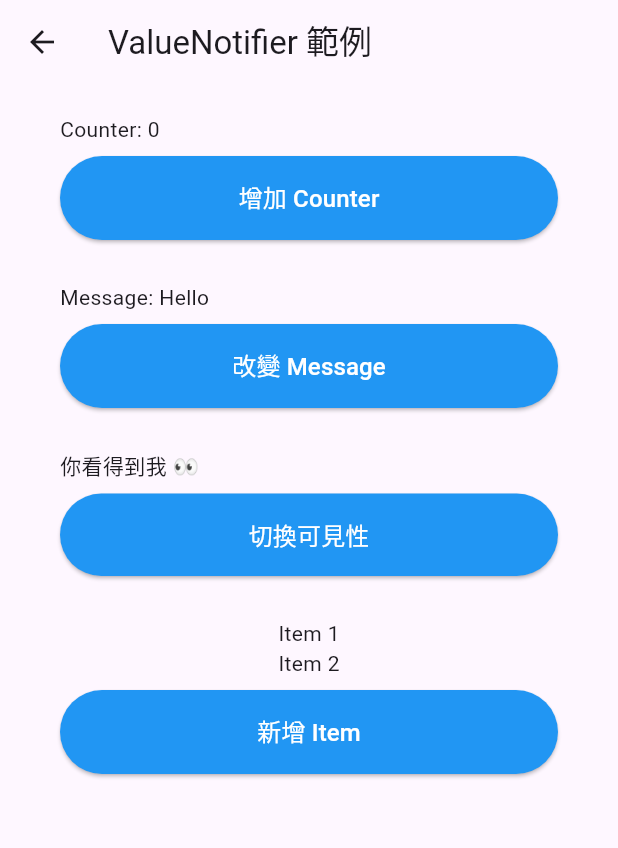
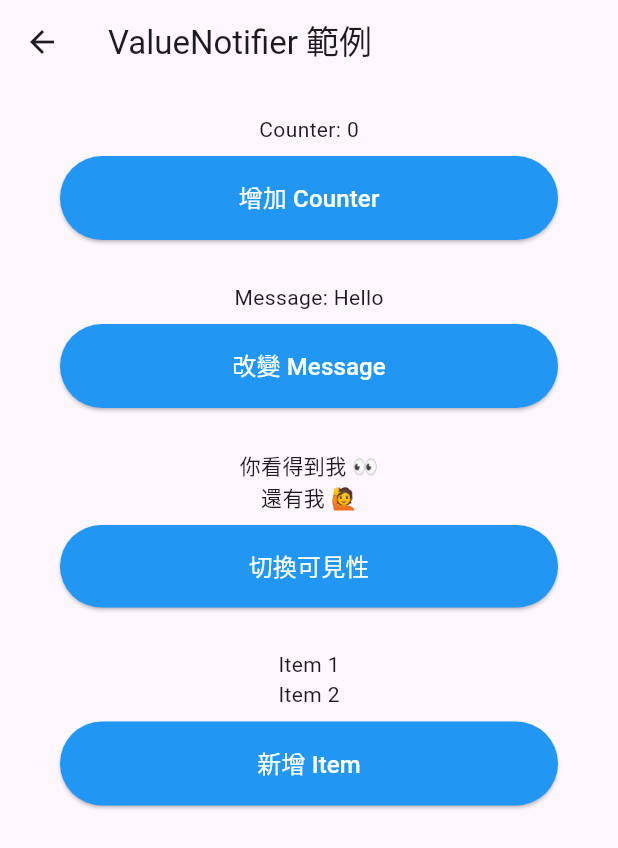
Before and after one commit to cccsdxtw/test_flutter_tips, a Flutter app: the ValueNotifierExample screen opened directly, on a phone screen of 412 x 824 dp. Shown: the top 848 px of the screen. Run offline on Flutter 3.47's test engine with Material 3 defaults, Android fonts, the phone set to English and light mode, and no system bars; our stand-ins replace get, logger.

Commit message:
ValueNotifierExample UI優化

```diff
--- a/lib/tips/value_notifier_example.dart
+++ b/lib/tips/value_notifier_example.dart
@@ -1,8 +1,7 @@
 import 'package:flutter/material.dart';
-import 'package:logger/logger.dart';
 import 'package:test_flutter_tips/element/tip_button.dart';
 
-final logger = Logger();
+import '../globals_debug.dart';
 
 class ValueNotifierExample extends StatelessWidget {
   ValueNotifierExample({super.key});
@@ -11,7 +10,7 @@ class ValueNotifierExample extends StatelessWidget {
   final ValueNotifier<String> message = ValueNotifier<String>("Hello");
   final ValueNotifier<bool> isVisible = ValueNotifier<bool>(true);
   final ValueNotifier<List<String>> items =
-      ValueNotifier<List<String>>(["Item 1", "Item 2"]);
+  ValueNotifier<List<String>>(["Item 1", "Item 2"]);
 
   @override
   Widget build(BuildContext context) {
@@ -26,7 +25,11 @@ class ValueNotifierExample extends StatelessWidget {
             valueListenable: counter,
             builder: (_, value, __) {
               logger.e("🔁 counter build: $value");
-              return Text("Counter: $value");
+              return Column(
+                mainAxisSize: MainAxisSize.min,
+                crossAxisAlignment: CrossAxisAlignment.center, // 置中
+                children:[Text("Counter: $value"),]
+              );
             },
           ),
           TipButton(
@@ -38,7 +41,11 @@ class ValueNotifierExample extends StatelessWidget {
             valueListenable: message,
             builder: (_, value, __) {
               logger.e("🔁 message build: $value");
-              return Text("Message: $value");
+              return Column(
+                mainAxisSize: MainAxisSize.min,
+                crossAxisAlignment: CrossAxisAlignment.center, // 置中
+                children: [Text("Message: $value")],
+              );
             },
           ),
           TipButton(
@@ -52,7 +59,14 @@ class ValueNotifierExample extends StatelessWidget {
               logger.e("🔁 isVisible build: $value");
               return Visibility(
                 visible: value,
-                child: const Text("你看得到我 👀"),
+                child: Column(
+                  mainAxisSize: MainAxisSize.min,
+                  crossAxisAlignment: CrossAxisAlignment.center,
+                  children: const [
+                    Text("你看得到我 👀"),
+                    Text("還有我 🙋"),
+                  ],
+                ),
               );
             },
           ),
@@ -66,6 +80,8 @@ class ValueNotifierExample extends StatelessWidget {
             builder: (_, value, __) {
               logger.e("🔁 items build: $value");
               return Column(
+                mainAxisSize: MainAxisSize.min,
+                crossAxisAlignment: CrossAxisAlignment.center, // 置中
                 children: value.map((e) => Text(e)).toList(),
               );
             },
```
